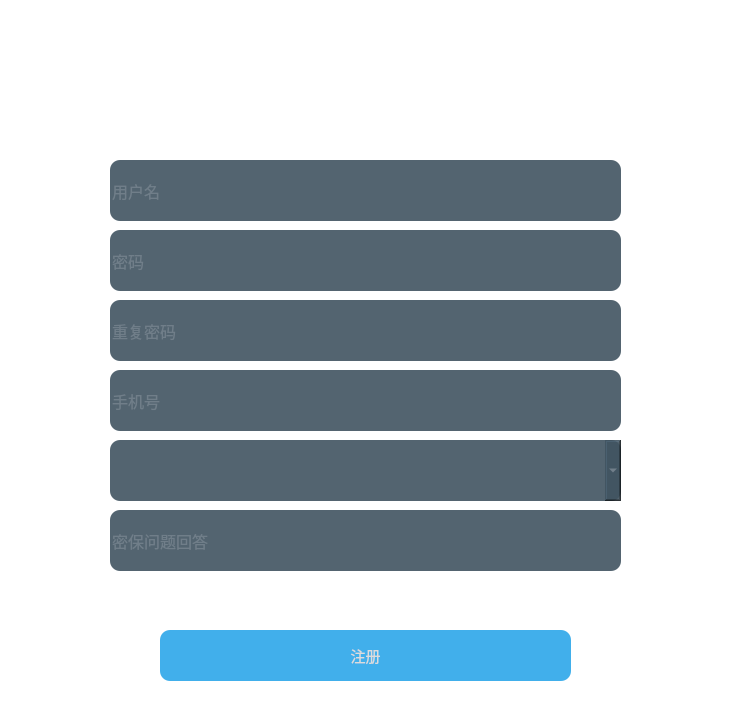
Qt form WeNoChat/UI/regist.ui (CladernyJorn/WeNoChat) before a commit.
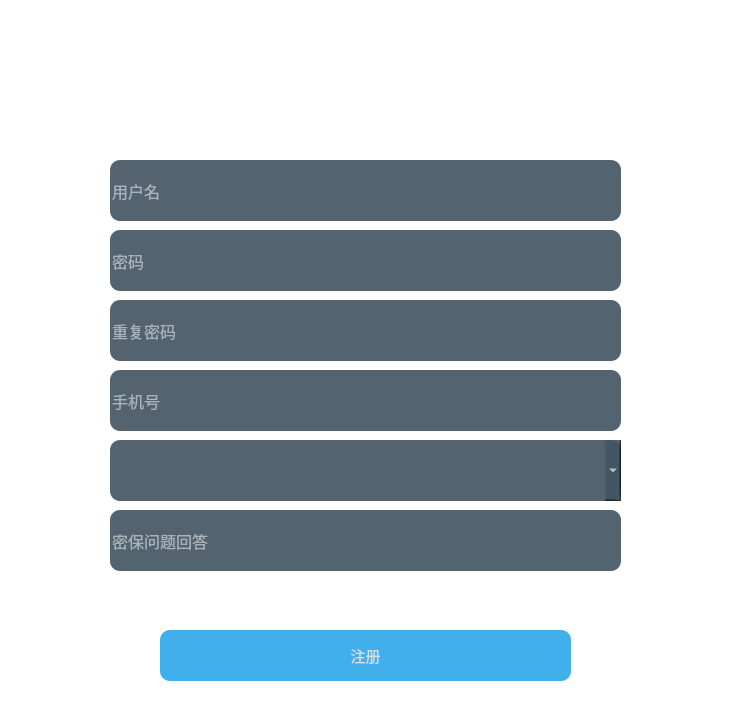
The same form after that commit. Icons and pictures are not drawn.

```diff
--- a/WeNoChat/UI/regist.ui
+++ b/WeNoChat/UI/regist.ui
@@ -24,7 +24,7 @@
 background-image: url(:/assets/loginbackground.png);
 }
 QLineEdit{
-color:#8d98a1;
+color:rgb(255, 255, 255);
 background-color:rgba(64, 83, 97, 230);
 font-size:16px;
 border-style:outset;
@@ -49,7 +49,7 @@
 }
 
 QComboBox{
-color:#8d98a1;
+color:rgb(255, 255, 255);
 background-color:rgba(64, 83, 97, 230);
 font-size:16px;
 border-style:outset;
```
Left out of the diff: 4 changed lines with no effect on the pictures.
